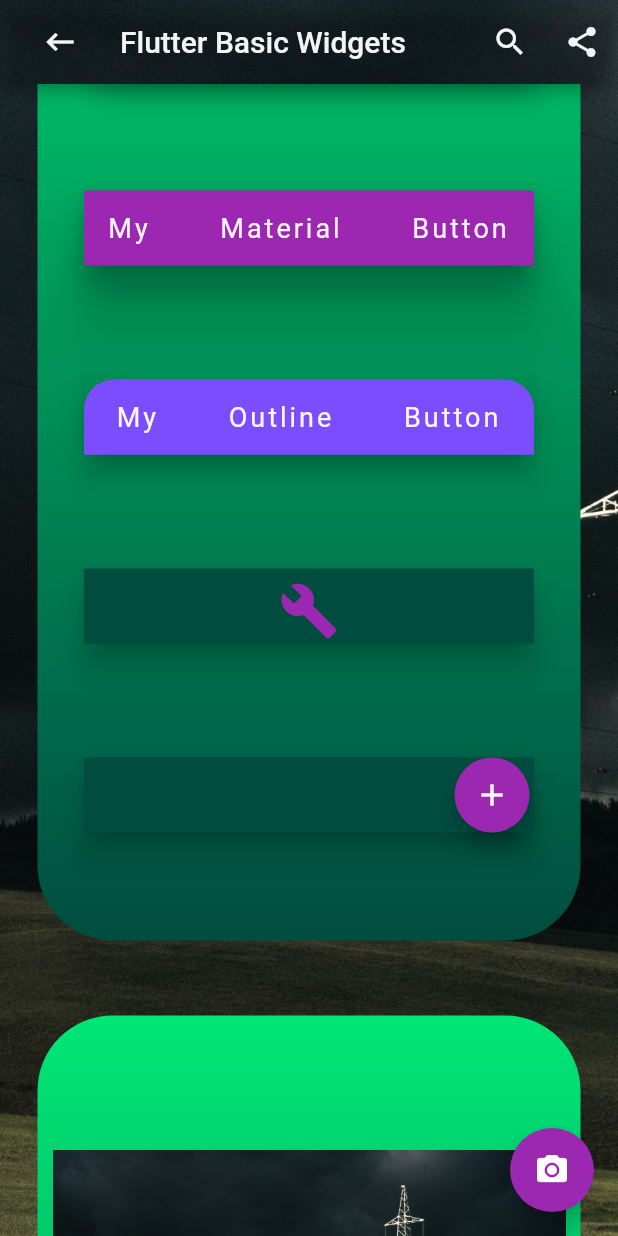
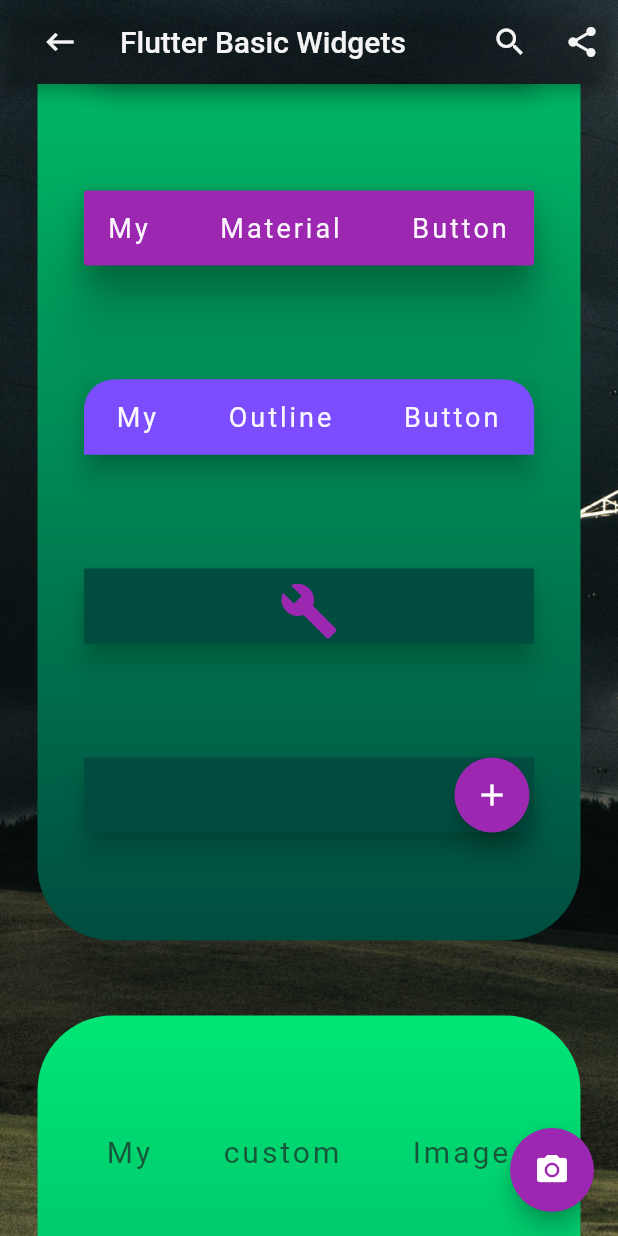
Before and after one commit to drogbut/FlutterBasicWidgets, a Flutter app: the screen it shows after launch, scrolled down 1152 dp, on a phone screen of 412 x 824 dp. Run offline on Flutter 3.47's test engine with Material 2 defaults, Android fonts, the phone set to English and light mode, and no system bars.

Commit message:
hello basic flutter widgets

```diff
--- a/lib/screens/body.dart
+++ b/lib/screens/body.dart
@@ -179,6 +179,7 @@ class _BodyState extends State<Body> {
               MyContainer(
                   context,
                   [
+                    MyCustomText("My custom Image", ),
                     MyPaddingWithChild(
                       child: Image(image: logoImage,),
                     ),
@@ -186,7 +187,7 @@ class _BodyState extends State<Body> {
                       height: 250.0,
                       width: MediaQuery.of(context).size.width/1.5,
                       fit: BoxFit.cover,)),
-                    MyCustomText("My custom text"),]
+                    ]
               ),
 
               new RaisedButton(
```
